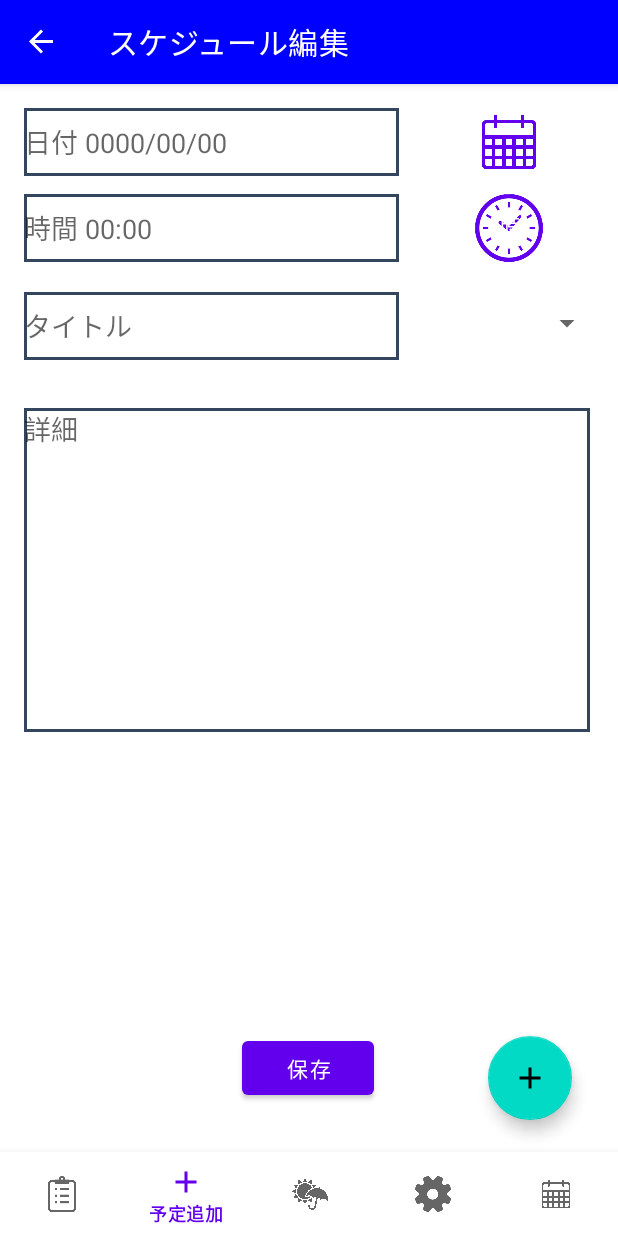
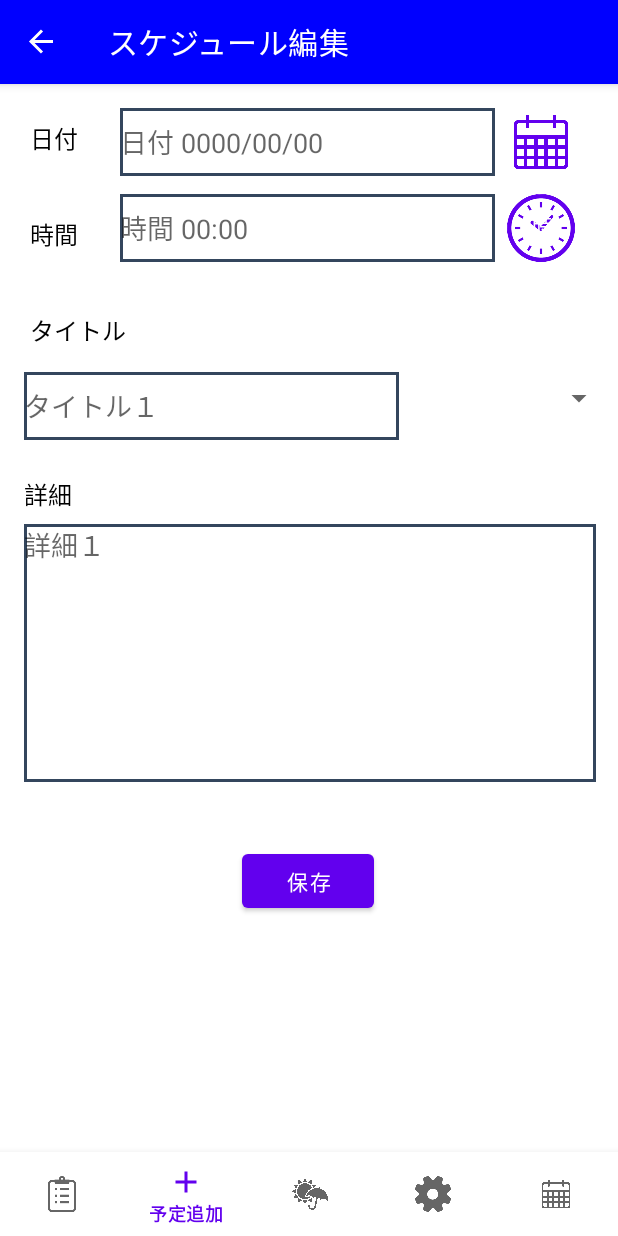
Before and after one commit to sotukenn4/sotu, an Android app: the ScheduleEditFragment screen opened through its navigation route, on a phone screen of 412 x 824 dp. Run offline under Robolectric (Android 15) with nearby library versions, the phone set to English and light mode, and no system bars; our stand-ins replace navigation-ui; libraries missing offline, so code that uses them is left out: io.realm, io.realm.kotlin; pictures from the network do not load; 6 statements that could not run were skipped.

Commit message:
10/07日変更完了 機能追加１０月は10月末までを予定、あとはデザインの仕上げやバグ発見の作業に入る

```diff
--- a/app/src/main/java/com/example/myapplication/ScheduleEditFragment.kt
+++ b/app/src/main/java/com/example/myapplication/ScheduleEditFragment.kt
@@ -5,7 +5,6 @@ import android.content.Context
 import android.content.SharedPreferences
 import android.graphics.Color
 import android.os.Bundle
-import android.preference.PreferenceManager
 import android.text.format.DateFormat
 import android.view.LayoutInflater
 import android.view.View
@@ -16,7 +15,6 @@ import android.widget.Spinner
 import androidx.fragment.app.Fragment
 import androidx.navigation.fragment.findNavController
 import androidx.navigation.fragment.navArgs
-import com.example.myapplication.databinding.ActivityMainBinding.inflate
 import com.example.myapplication.databinding.FragmentScheduleEditBinding
 import com.google.android.material.snackbar.Snackbar
 import io.realm.Realm
@@ -102,10 +100,11 @@ class ScheduleEditFragment: Fragment() {
             //新規追加は特になし
         }
 //保存ボタンが押された時のメソッド
-        binding.save.setOnClickListener{val dialog=ConfirmDialog("保存しますか？",
+        binding.save.setOnClickListener{val dialog=ConfirmDialog("保存しますか？(日時が正しく入力されていないと現在の日時で保存されます)",
             "保存", {
-            //保存が押された時
+                //保存が押された時
                 saveSchedule(it)
+
             },
                 //キャンセルが押されたとき
             "キャンセル", {
--- a/app/src/main/res/layout/activity_main.xml
+++ b/app/src/main/res/layout/activity_main.xml
@@ -62,19 +62,4 @@
         app:layout_constraintTop_toBottomOf="@+id/appBarLayout"
         app:layout_constraintVertical_bias="0.0" />
 
-    <com.google.android.material.floatingactionbutton.FloatingActionButton
-        android:id="@+id/fab"
-        android:layout_width="wrap_content"
-        android:layout_height="wrap_content"
-        android:layout_gravity="end|bottom"
-        android:layout_margin="16dp"
-        android:contentDescription="TODO"
-        android:src="@drawable/ic_add"
-        app:layout_constraintBottom_toBottomOf="parent"
-        app:layout_constraintEnd_toEndOf="parent"
-        app:layout_constraintHorizontal_bias="0.954"
-        app:layout_constraintStart_toStartOf="parent"
-        app:layout_constraintTop_toTopOf="parent"
-        app:layout_constraintVertical_bias="0.917" />
-
 </androidx.constraintlayout.widget.ConstraintLayout>
--- a/app/src/main/res/layout/fragment_schedule_edit.xml
+++ b/app/src/main/res/layout/fragment_schedule_edit.xml
@@ -13,22 +13,19 @@
         android:layout_width="250dp"
         android:layout_height="45dp"
         android:layout_marginStart="16dp"
-        android:layout_marginTop="20dp"
-        android:layout_marginEnd="16dp"
+        android:layout_marginTop="16dp"
         android:background="@drawable/frame_style"
         android:ems="10"
-        android:hint="@string/title_text"
+        android:hint="タイトル１"
         android:inputType="textPersonName"
-        app:layout_constraintEnd_toEndOf="parent"
-        app:layout_constraintHorizontal_bias="0.0"
         app:layout_constraintStart_toStartOf="parent"
-        app:layout_constraintTop_toBottomOf="@+id/timeEdit" />
+        app:layout_constraintTop_toBottomOf="@+id/textView4" />
 
     <EditText
         android:id="@+id/dateEdit"
         android:layout_width="250dp"
         android:layout_height="45dp"
-        android:layout_marginStart="16dp"
+        android:layout_marginStart="80dp"
         android:layout_marginTop="16dp"
         android:background="@drawable/frame_style"
         android:ems="10"
@@ -42,7 +39,7 @@
         android:id="@+id/timeEdit"
         android:layout_width="250dp"
         android:layout_height="45dp"
-        android:layout_marginStart="16dp"
+        android:layout_marginStart="80dp"
         android:layout_marginTop="12dp"
         android:background="@drawable/frame_style"
         android:ems="10"
@@ -53,24 +50,22 @@
 
     <EditText
         android:id="@+id/detailEdit"
-        android:layout_width="377dp"
-        android:layout_height="216dp"
+        android:layout_width="381dp"
+        android:layout_height="172dp"
         android:layout_marginStart="16dp"
-        android:layout_marginTop="32dp"
+        android:layout_marginTop="8dp"
         android:layout_marginEnd="16dp"
         android:background="@drawable/frame_style"
         android:ems="10"
         android:gravity="start|top"
-        android:hint="@string/detail_text"
+        android:hint="詳細１"
         android:inputType="textMultiLine"
         android:maxLines="8"
         android:minLines="2"
-        app:layout_constraintBottom_toTopOf="@+id/save"
         app:layout_constraintEnd_toEndOf="parent"
         app:layout_constraintHorizontal_bias="0.0"
         app:layout_constraintStart_toStartOf="parent"
-        app:layout_constraintTop_toBottomOf="@+id/titleEdit"
-        app:layout_constraintVertical_bias="0.0" />
+        app:layout_constraintTop_toBottomOf="@+id/textView5" />
 
     <Button
         android:id="@+id/datebutton"
@@ -80,8 +75,10 @@
         android:visibility="visible"
         app:layout_constraintBottom_toBottomOf="@+id/dateEdit"
         app:layout_constraintEnd_toEndOf="parent"
+        app:layout_constraintHorizontal_bias="0.222"
         app:layout_constraintStart_toEndOf="@+id/dateEdit"
-        app:layout_constraintTop_toTopOf="@+id/dateEdit"/>
+        app:layout_constraintTop_toTopOf="@+id/dateEdit"
+        app:layout_constraintVertical_bias="0.0" />
 
     <Button
         android:id="@+id/timeButton"
@@ -91,8 +88,10 @@
         android:text="@string/時間選択"
         app:layout_constraintBottom_toBottomOf="@+id/timeEdit"
         app:layout_constraintEnd_toEndOf="parent"
+        app:layout_constraintHorizontal_bias="0.222"
         app:layout_constraintStart_toEndOf="@+id/timeEdit"
-        app:layout_constraintTop_toTopOf="@+id/timeEdit" />
+        app:layout_constraintTop_toTopOf="@+id/timeEdit"
+        app:layout_constraintVertical_bias="0.0" />
 
     <Button
         android:id="@+id/save"
@@ -103,20 +102,77 @@
         app:layout_constraintBottom_toBottomOf="parent"
         app:layout_constraintEnd_toEndOf="parent"
         app:layout_constraintHorizontal_bias="0.498"
-        app:layout_constraintStart_toStartOf="parent" />
+        app:layout_constraintStart_toStartOf="parent"
+        app:layout_constraintTop_toBottomOf="@+id/detailEdit"
+        app:layout_constraintVertical_bias="0.25" />
 
     <Spinner
         android:id="@+id/spinner"
-        android:layout_width="124dp"
-        android:layout_height="42dp"
+        android:layout_width="108dp"
+        android:layout_height="35dp"
 
 
         android:entries="@array/spi"
+        android:spinnerMode="dialog"
         app:layout_constraintBottom_toBottomOf="@+id/titleEdit"
         app:layout_constraintEnd_toEndOf="parent"
-        app:layout_constraintHorizontal_bias="0.557"
+        app:layout_constraintHorizontal_bias="0.947"
         app:layout_constraintStart_toEndOf="@+id/titleEdit"
         app:layout_constraintTop_toTopOf="@+id/titleEdit"
         app:layout_constraintVertical_bias="0.0" />
 
+    <TextView
+        android:id="@+id/textView2"
+        android:layout_width="wrap_content"
+        android:layout_height="wrap_content"
+        android:layout_marginTop="24dp"
+        android:text="日付"
+        android:textColor="@color/black"
+        android:textSize="16sp"
+        app:layout_constraintEnd_toStartOf="@+id/dateEdit"
+        app:layout_constraintHorizontal_bias="0.416"
+        app:layout_constraintStart_toStartOf="parent"
+        app:layout_constraintTop_toTopOf="parent" />
+
+    <TextView
+        android:id="@+id/textView3"
+        android:layout_width="wrap_content"
+        android:layout_height="wrap_content"
+        android:layout_marginStart="4dp"
+        android:layout_marginTop="40dp"
+        android:text="時間"
+        android:textColor="@color/black"
+        android:textSize="16sp"
+        app:layout_constraintEnd_toStartOf="@+id/timeEdit"
+        app:layout_constraintHorizontal_bias="0.363"
+        app:layout_constraintStart_toStartOf="parent"
+        app:layout_constraintTop_toBottomOf="@+id/textView2" />
+
+    <TextView
+        android:id="@+id/textView4"
+        android:layout_width="wrap_content"
+        android:layout_height="wrap_content"
+        android:layout_marginStart="4dp"
+        android:layout_marginTop="40dp"
+        android:text="タイトル"
+        android:textColor="@color/black"
+        android:textSize="16sp"
+        app:layout_constraintEnd_toEndOf="parent"
+        app:layout_constraintHorizontal_bias="0.046"
+        app:layout_constraintStart_toStartOf="parent"
+        app:layout_constraintTop_toBottomOf="@+id/textView3" />
+
+    <TextView
+        android:id="@+id/textView5"
+        android:layout_width="wrap_content"
+        android:layout_height="wrap_content"
+        android:layout_marginTop="24dp"
+        android:text="詳細"
+        android:textColor="@color/black"
+        android:textSize="16sp"
+        app:layout_constraintEnd_toEndOf="parent"
+        app:layout_constraintHorizontal_bias="0.042"
+        app:layout_constraintStart_toStartOf="parent"
+        app:layout_constraintTop_toBottomOf="@+id/titleEdit" />
+
 </androidx.constraintlayout.widget.ConstraintLayout>
```
